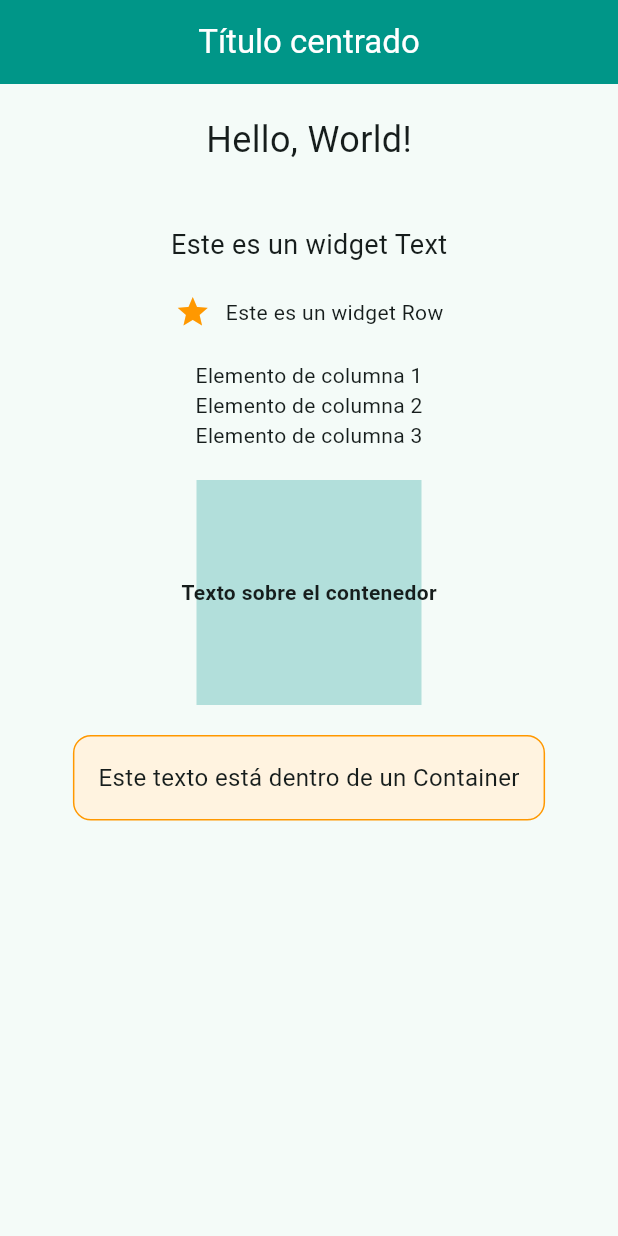
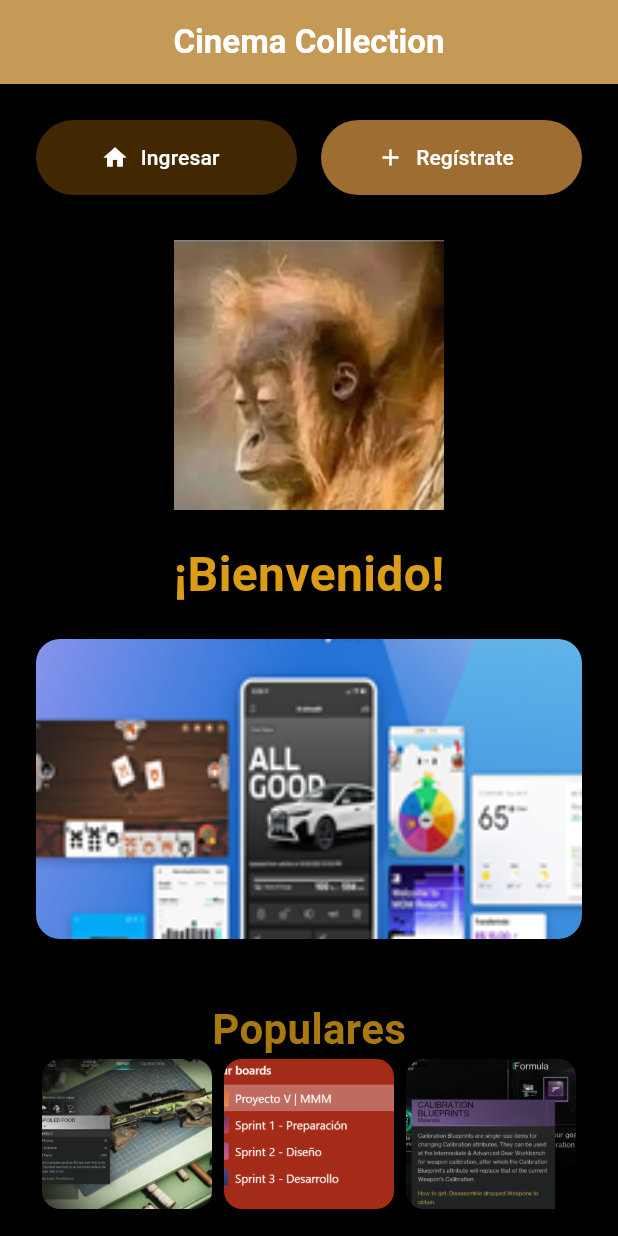
Before and after one commit to LuisLedesmaUDG/flutterLDSW3.4.Utilizaci-nDeWidgetsObjetivo, a Flutter app: the screen it shows after launch, on a phone screen of 412 x 824 dp. Run offline on Flutter 3.47's test engine with Material 3 defaults, Android fonts, the phone set to English and light mode, and no system bars.

Commit message:
Home Screen

```diff
--- a/lib/main.dart
+++ b/lib/main.dart
@@ -1,4 +1,4 @@
-import 'package:flutter/material.dart';
+/*import 'package:flutter/material.dart';
 
 void main() {
   runApp(const MyApp());
@@ -31,6 +31,7 @@ class MyApp extends StatelessWidget {
     );
   }
 }
+
 
 class MyHomePage extends StatelessWidget {
   final String title;
@@ -133,3 +134,177 @@ class MyHomePage extends StatelessWidget {
     );
   }
 }
+*/
+
+import 'package:flutter/material.dart';
+
+void main() {
+  runApp(const MyApp());
+}
+
+class MyApp extends StatelessWidget {
+  const MyApp({super.key});
+
+  @override
+  Widget build(BuildContext context) {
+    return MaterialApp(
+      title: 'Cinema Collection',
+      debugShowCheckedModeBanner: false,
+      home: const WelcomeScreen(),
+    );
+  }
+}
+
+class WelcomeScreen extends StatelessWidget {
+  const WelcomeScreen({super.key});
+
+  @override
+  Widget build(BuildContext context) {
+    return Scaffold(
+      appBar: AppBar(
+        title: const Text(
+          'Cinema Collection',
+          style: TextStyle(fontWeight: FontWeight.bold),
+        ),
+        backgroundColor: const Color.fromARGB(255, 197, 153, 86),
+        foregroundColor: Colors.white,
+        centerTitle: true,
+      ),
+      backgroundColor: const Color.fromARGB(255, 0, 0, 0),
+      body: SingleChildScrollView(
+        child: Padding(
+          padding: const EdgeInsets.all(24.0),
+          child: Column(
+            crossAxisAlignment: CrossAxisAlignment.center,
+            children: <Widget>[
+              // Botones en la parte superior
+              Row(
+                mainAxisAlignment: MainAxisAlignment.spaceEvenly,
+                children: [
+                  Expanded(
+                    child: ElevatedButton.icon(
+                      style: ElevatedButton.styleFrom(
+                        backgroundColor: const Color.fromARGB(255, 66, 40, 2),
+                        foregroundColor: Colors.white,
+                        minimumSize: const Size(0, 50),
+                        shape: RoundedRectangleBorder(
+                          borderRadius: BorderRadius.circular(30),
+                        ),
+                      ),
+                      icon: const Icon(Icons.home),
+                      label: const Text('Ingresar'),
+                      onPressed: () {
+                        // Navegar a pantalla de login
+                      },
+                    ),
+                  ),
+                  const SizedBox(width: 16),
+                  Expanded(
+                    child: ElevatedButton.icon(
+                      style: ElevatedButton.styleFrom(
+                        backgroundColor: const Color.fromARGB(255, 158, 109, 50),
+                        foregroundColor: Colors.white,
+                        minimumSize: const Size(0, 50),
+                        shape: RoundedRectangleBorder(
+                          borderRadius: BorderRadius.circular(30),
+                        ),
+                      ),
+                      icon: const Icon(Icons.add),
+                      label: const Text('Regístrate'),
+                      onPressed: () {
+                        // Navegar a pantalla de registro
+                      },
+                    ),
+                  ),
+                ],
+              ),
+              const SizedBox(height: 30),
+              // Logo
+              Image.asset(
+                'assets/images/logo.png',
+                width: 180,
+                height: 180,
+              ),
+              const SizedBox(height: 20),
+              const Text(
+                '¡Bienvenido!',
+                style: TextStyle(
+                  fontSize: 32,
+                  fontWeight: FontWeight.bold,
+                  color: Color.fromARGB(255, 219, 157, 23),
+                ),
+              ),
+              const SizedBox(height: 20),
+              // Imagen principal
+              ClipRRect(
+                borderRadius: BorderRadius.circular(16),
+                child: Image.asset(
+                  'assets/images/spotlight.jpg',
+                  width: double.infinity,
+                  height: 200,
+                  fit: BoxFit.cover,
+                ),
+              ),
+              const SizedBox(height: 20),
+
+                            const SizedBox(height: 20),
+              const Text(
+                'Populares',
+                style: TextStyle(
+                  fontSize: 28,
+                  fontWeight: FontWeight.bold,
+                  color: Color.fromARGB(255, 168, 120, 17),
+                ),
+              ),
+              // Fila de 3 imágenes adicionales
+              Row(
+                mainAxisAlignment: MainAxisAlignment.spaceBetween,
+                children: [
+                  Expanded(
+                    child: Padding(
+                      padding: const EdgeInsets.symmetric(horizontal: 4),
+                      child: ClipRRect(
+                        borderRadius: BorderRadius.circular(12),
+                        child: Image.asset(
+                          'assets/images/movie1.png',
+                          height: 100,
+                          fit: BoxFit.cover,
+                        ),
+                      ),
+                    ),
+                  ),
+                  Expanded(
+                    child: Padding(
+                      padding: const EdgeInsets.symmetric(horizontal: 4),
+                      child: ClipRRect(
+                        borderRadius: BorderRadius.circular(12),
+                        child: Image.asset(
+                          'assets/images/movie2.png',
+                          height: 100,
+                          fit: BoxFit.cover,
+                        ),
+                      ),
+                    ),
+                  ),
+                  Expanded(
+                    child: Padding(
+                      padding: const EdgeInsets.symmetric(horizontal: 4),
+                      child: ClipRRect(
+                        borderRadius: BorderRadius.circular(12),
+                        child: Image.asset(
+                          'assets/images/movie3.png',
+                          height: 100,
+                          fit: BoxFit.cover,
+                        ),
+                      ),
+                    ),
+                  ),
+                ],
+              ),
+            ],
+          ),
+        ),
+      ),
+    );
+  }
+}
```
Also changed, not shown: pubspec.yaml (+6 -1 lines), assets/images/logo.png (added), assets/images/movie1.png (added), assets/images/movie2.png (added), assets/images/movie3.png (added), assets/images/spotlight.jpg (added).
